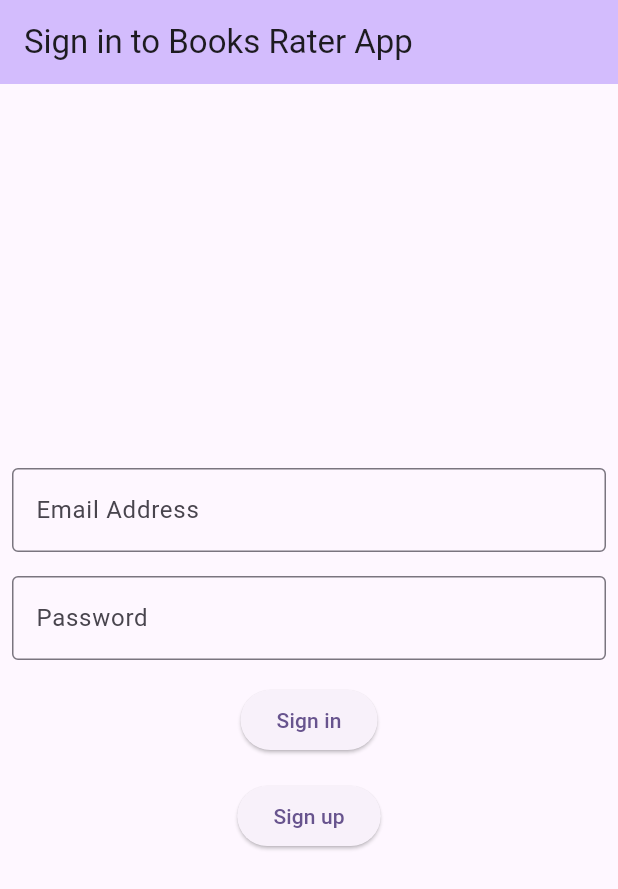
After one commit to Haruki1090/Books-Rater, a Flutter app: the screen it shows after launch, after a tap on "Sign in", on a phone screen of 412 x 824 dp. The commit adds this screen. Shown: the top 889 px of the screen. Run offline on Flutter 3.47's test engine with Material 3 defaults, Android fonts, the phone set to English and light mode, and no system bars; our stand-ins replace firebase_auth, firebase_core, flutter_riverpod; accounts and stored records are empty; generated files the repository leaves out were written again; network calls fail.

Commit message:
ログインしてホームタブに遷移するところまで

```diff
--- a/lib/main.dart
+++ b/lib/main.dart
@@ -1,4 +1,4 @@
-import 'package:books_rater/log_in_page.dart';
+import 'package:books_rater/sign_in_page.dart';
 import 'package:flutter/material.dart';
 import 'package:firebase_core/firebase_core.dart';
 import 'package:flutter_riverpod/flutter_riverpod.dart';
@@ -25,7 +25,7 @@ class MyApp extends StatelessWidget {
         colorScheme: ColorScheme.fromSeed(seedColor: Colors.deepPurple),
         useMaterial3: true,
       ),
-      home: LogInPage(),
+      home: SignInPage(),
     );
   }
 }
--- /dev/null
+++ b/lib/sign_in_page.dart
@@ -0,0 +1,126 @@
+import 'package:books_rater/sign_up_page.dart';
+import 'package:firebase_auth/firebase_auth.dart';
+import 'package:flutter/material.dart';
+import 'package:flutter_riverpod/flutter_riverpod.dart';
+
+import 'home_tab.dart';
+
+class SignInPage extends ConsumerStatefulWidget {
+  ConsumerState<SignInPage> createState() => _SignInPageState();
+}
+
+class _SignInPageState extends ConsumerState<SignInPage> {
+  final firebaseAuthProvider = StateProvider((ref) => FirebaseAuth.instance);
+
+  final _emailController = TextEditingController();
+  final _passwordController = TextEditingController();
+
+  @override
+  Widget build(BuildContext context) {
+    return Scaffold(
+      appBar: AppBar(
+        backgroundColor: Theme.of(context).colorScheme.inversePrimary,
+        title: const Text('Sign in to Books Rater App'),
+      ),
+      body: Center(
+        child: Column(
+          mainAxisAlignment: MainAxisAlignment.center,
+          children: <Widget>[
+            Padding(
+              padding: const EdgeInsets.all(8.0),
+              child: TextField(
+                controller: _emailController,
+                decoration: const InputDecoration(
+                  labelText: 'Email Address',
+                  border: OutlineInputBorder(),
+                ),
+              ),
+            ),
+            Padding(
+              padding: const EdgeInsets.all(8.0),
+              child: TextField(
+                controller: _passwordController,
+                decoration: const InputDecoration(
+                  labelText: 'Password',
+                  border: OutlineInputBorder(),
+                ),
+              ),
+            ),
+            Padding(
+              padding: const EdgeInsets.all(8.0),
+              child: ElevatedButton(
+                onPressed: () async {
+                  final email = _emailController.text.trim();
+                  final password = _passwordController.text.trim();
+
+                  try {
+                    final user = await ref.read(firebaseAuthProvider).signInWithEmailAndPassword(
+                      email: email,
+                      password: password,
+                    );
+                    if (user != null) {
+                      // ログイン成功
+                      print('ログイン成功');
+                      //スナックバーを表示
+                      ScaffoldMessenger.of(context).showSnackBar(
+                        const SnackBar(
+                          content: Text('ログインに成功しました。'),
+                        ),
+                      );
+                      // ホームタブ画面に遷移
+                      Navigator.pushReplacement(
+                        context,
+                        MaterialPageRoute(builder: (context) => HomeTab()),
+                      );
+                    } else {
+                      // ログイン失敗
+                      _showErrorDialog('ログインに失敗しました。ユーザーが見つかりませんでした。');
+                    }
+                  } on FirebaseAuthException catch (e) {
+                    print('Error during sign-in: ${e.message}');
+                  } catch (e) {
+                    print('Unexpected error during sign-in: $e');
+                    _showErrorDialog('予期せぬエラーが発生しました。');
+                  }
+                },
+                child: const Text('Sign in'),
+              ),
+            ),
+            Padding(
+              padding: const EdgeInsets.all(8.0),
+              child: ElevatedButton(
+                onPressed: () {
+                  Navigator.push(
+                    context,
+                    MaterialPageRoute(builder: (context) => SignUpPage()),
+                  );
+                },
+                child: const Text('Sign up'),
+              ),
+            ),
+          ],
+        ),
+      ),
+    );
+  }
+
+  void _showErrorDialog(String message) {
+    showDialog(
+      context: context,
+      builder: (BuildContext context) {
+        return AlertDialog(
+          title: const Text('エラー'),
+          content: Text(message),
+          actions: <Widget>[
+            ElevatedButton(
+              onPressed: () {
+                Navigator.of(context).pop();
+              },
+              child: const Text('閉じる'),
+            ),
+          ],
+        );
+      },
+    );
+  }
+}
```
Also changed, not shown: lib/home_tab.dart (added, +45 -0 lines), lib/log_in_page.dart (deleted, +0 -76 lines), lib/my_books_tab.dart (added), lib/service.dart (deleted).
